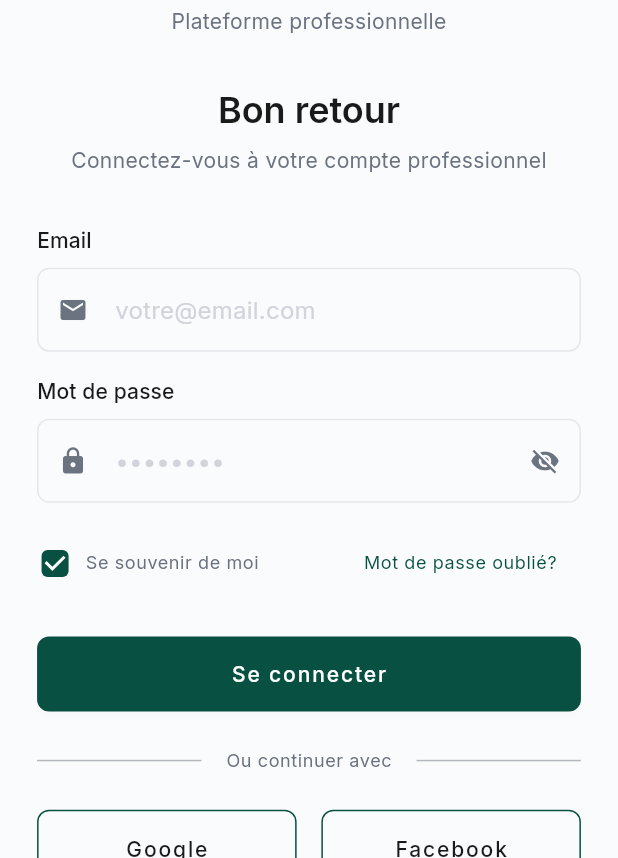
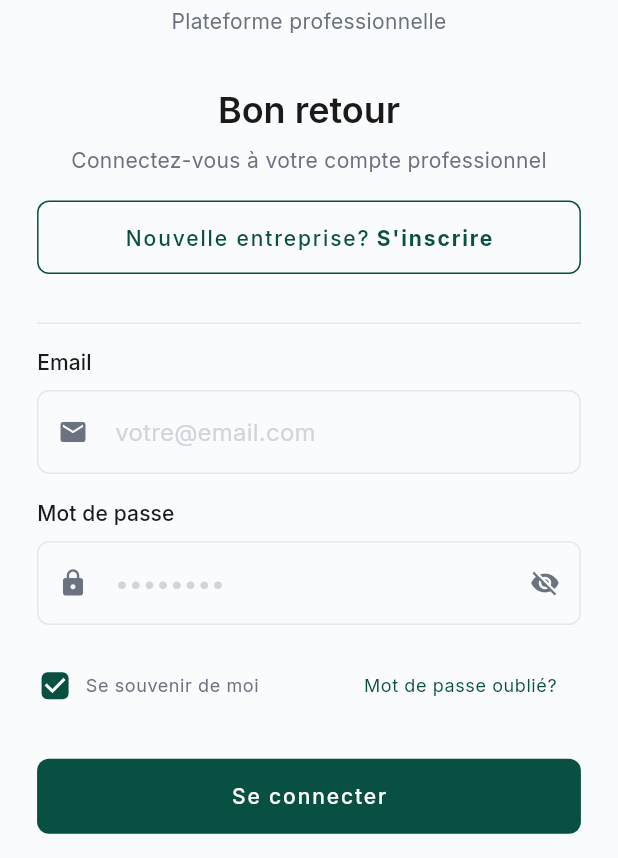
Before and after one commit to Anju-codermad/AkoraHub-app, a Flutter app: the AuthenticationScreen screen opened by its route, on a phone screen of 412 x 824 dp, the part 378-1236 px from its top. Run offline on Flutter 3.47's test engine with Material 3 defaults, Android fonts, the phone set to English and light mode, and no system bars; our stand-ins replace audioplayers, cached_network_image, connectivity_plus, file_picker, firebase_core, firebase_messaging and 20 more; missing offline and left inert: agora_rtc_engine, mobile_scanner, record, screen_protector; accounts and stored records are empty.

Commit message:
Rendre le lien d'inscription visible dès l'ouverture de l'écran de connexion

```diff
--- a/lib/presentation/authentication_screen/authentication_screen.dart
+++ b/lib/presentation/authentication_screen/authentication_screen.dart
@@ -552,7 +552,30 @@ class _AuthenticationScreenState extends State<AuthenticationScreen> {
                   textAlign: TextAlign.center,
                 ),
 
-                SizedBox(height: 4.h),
+                SizedBox(height: 2.h),
+
+                // Lien d'inscription remonté ici (12/08, demande explicite —
+                // "difficile à trouver parce qu'il est en bas") : un nouveau
+                // client doit le voir dès l'ouverture de l'écran, sans faire
+                // défiler tout le formulaire de connexion.
+                OutlinedButton(
+                  onPressed: _handleRegister,
+                  child: Row(
+                    mainAxisAlignment: MainAxisAlignment.center,
+                    children: [
+                      Text(_currentTranslations['new_business']!),
+                      SizedBox(width: 1.w),
+                      Text(
+                        _currentTranslations['register']!,
+                        style: const TextStyle(fontWeight: FontWeight.w700),
+                      ),
+                    ],
+                  ),
+                ),
+
+                SizedBox(height: 3.h),
+                const Divider(),
+                SizedBox(height: 1.h),
 
                 // Comptes récents : accès rapide façon Facebook (pré-remplit
                 // l'email au tap, le mot de passe reste toujours requis).
@@ -707,31 +730,6 @@ class _AuthenticationScreenState extends State<AuthenticationScreen> {
                   translations: _currentTranslations,
                 ),
 
-                SizedBox(height: 4.h),
-
-                // Register link
-                Row(
-                  mainAxisAlignment: MainAxisAlignment.center,
-                  children: [
-                    Text(
-                      _currentTranslations['new_business']!,
-                      style: theme.textTheme.bodyMedium?.copyWith(
-                        color: theme.colorScheme.onSurfaceVariant,
-                      ),
-                    ),
-                    TextButton(
-                      onPressed: _handleRegister,
-                      child: Text(
-                        _currentTranslations['register']!,
-                        style: theme.textTheme.bodyMedium?.copyWith(
-                          color: theme.colorScheme.primary,
-                          fontWeight: FontWeight.w600,
-                        ),
-                      ),
-                    ),
-                  ],
-                ),
-
                 SizedBox(height: 2.h),
               ],
             ),
```
